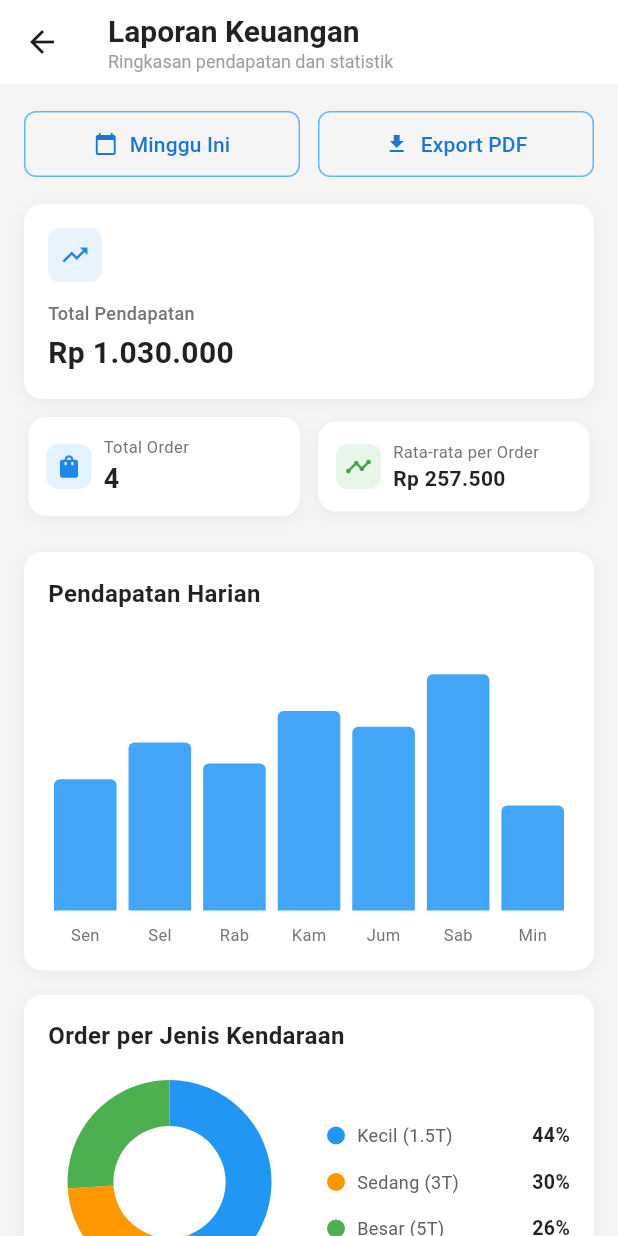
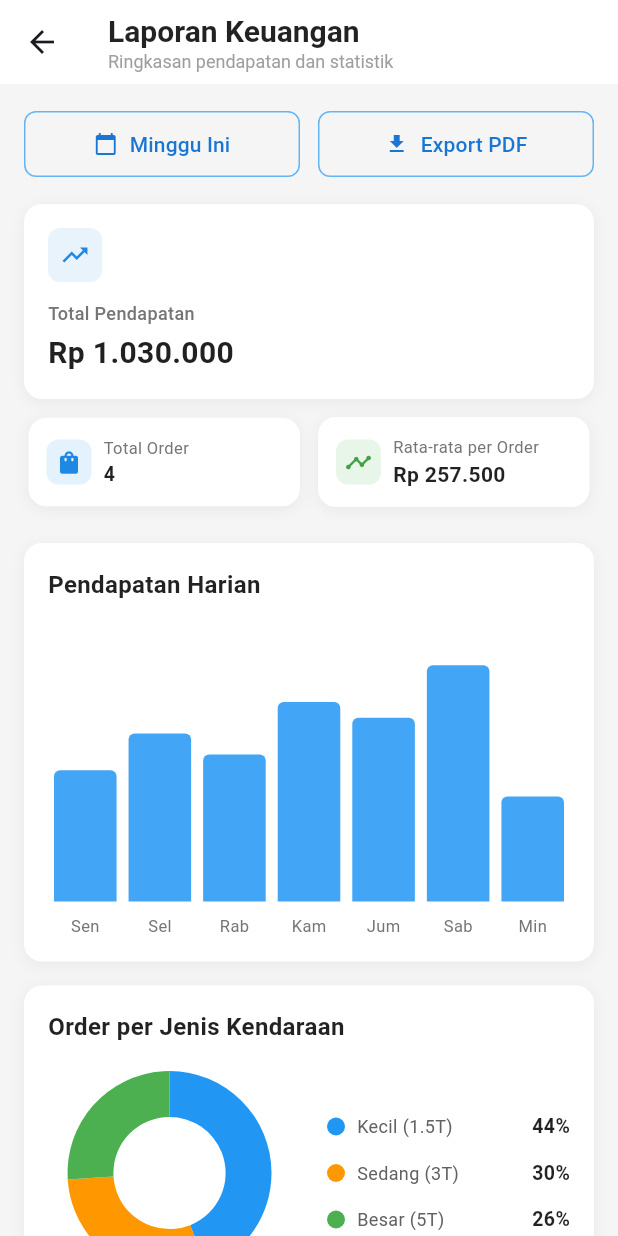
Before and after one commit to veswwaaa/ajiMashudi, a Flutter app: the KeuanganScreen screen opened directly, on a phone screen of 412 x 824 dp. Run offline on Flutter 3.47's test engine with Material 3 defaults, Android fonts, the phone set to English and light mode, and no system bars; our stand-ins replace firebase_database, flutter_bloc, go_router, google_maps_flutter, google_sign_in, location and 1 more; accounts and stored records are empty; network calls fail.

Commit message:
apdet kecil

```diff
--- a/lib/features/roles/admin/screens/keuangan_screen.dart
+++ b/lib/features/roles/admin/screens/keuangan_screen.dart
@@ -187,7 +187,7 @@ class KeuanganScreen extends StatelessWidget {
                                     const Text(
                                       '4',
                                       style: TextStyle(
-                                        fontSize: 18,
+                                        fontSize: 13,
                                         fontWeight: FontWeight.w700,
                                         color: Colors.black87,
                                       ),
```
